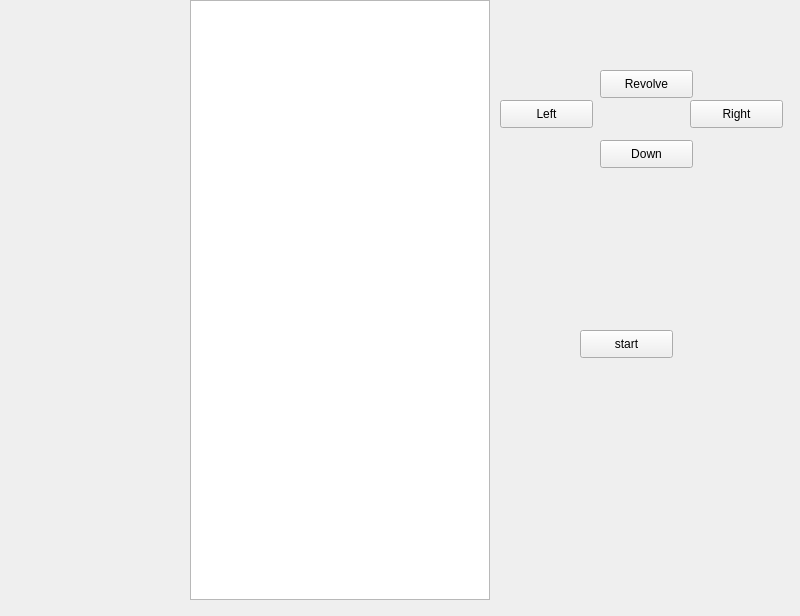
Above: widget.ui from qxsg233/Qt_Tetris_game before the change. Below: the same form after it.
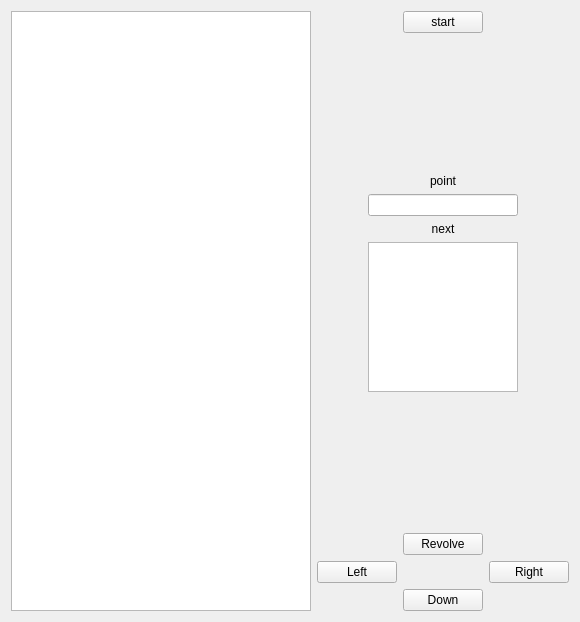
That is the form after the change. Custom widgets are drawn as their Qt base class.

```diff
--- a/widget.ui
+++ b/widget.ui
@@ -6,22 +6,16 @@
    <rect>
     <x>0</x>
     <y>0</y>
-    <width>800</width>
-    <height>616</height>
+    <width>577</width>
+    <height>622</height>
    </rect>
   </property>
   <property name="windowTitle">
    <string>Widget</string>
   </property>
+  <layout class="QGridLayout" name="gridLayout">
+   <item row="0" column="0" rowspan="5">
   <widget class="TetrisTableWidget" name="tableWidget">
-   <property name="geometry">
-    <rect>
-     <x>190</x>
-     <y>0</y>
-     <width>300</width>
-     <height>600</height>
-    </rect>
-   </property>
    <property name="minimumSize">
     <size>
      <width>300</width>
@@ -35,71 +29,145 @@
     </size>
    </property>
   </widget>
-  <widget class="QPushButton" name="pushButton_down">
-   <property name="geometry">
-    <rect>
-     <x>600</x>
-     <y>140</y>
-     <width>93</width>
-     <height>28</height>
-    </rect>
-   </property>
+   </item>
+   <item row="0" column="3">
+    <widget class="QPushButton" name="pushButton_start">
+     <property name="text">
+      <string>start</string>
+     </property>
+    </widget>
+   </item>
+   <item row="1" column="1">
+    <spacer name="horizontalSpacer">
+     <property name="orientation">
+      <enum>Qt::Horizontal</enum>
+     </property>
+     <property name="sizeHint" stdset="0">
+      <size>
+       <width>38</width>
+       <height>20</height>
+      </size>
+     </property>
+    </spacer>
+   </item>
+   <item row="1" column="2" colspan="3">
+    <layout class="QVBoxLayout" name="verticalLayout">
+     <item>
+      <spacer name="verticalSpacer_2">
+       <property name="orientation">
+        <enum>Qt::Vertical</enum>
+       </property>
+       <property name="sizeHint" stdset="0">
+        <size>
+         <width>20</width>
+         <height>40</height>
+        </size>
+       </property>
+      </spacer>
+     </item>
+     <item>
+      <widget class="QLabel" name="label_2">
    <property name="text">
-    <string>Down</string>
-   </property>
-  </widget>
+        <string>point</string>
+       </property>
+       <property name="alignment">
+        <set>Qt::AlignCenter</set>
+       </property>
+      </widget>
+     </item>
+     <item>
+      <widget class="QLineEdit" name="lineEdit_point">
+       <property name="alignment">
+        <set>Qt::AlignCenter</set>
+       </property>
+       <property name="readOnly">
+        <bool>true</bool>
+       </property>
+      </widget>
+     </item>
+     <item>
+      <widget class="QLabel" name="label">
+       <property name="text">
+        <string>next</string>
+       </property>
+       <property name="alignment">
+        <set>Qt::AlignCenter</set>
+       </property>
+      </widget>
+     </item>
+     <item>
+      <widget class="NextBlockTableWidget" name="tableWidget_next">
+       <property name="minimumSize">
+        <size>
+         <width>150</width>
+         <height>150</height>
+        </size>
+       </property>
+       <property name="maximumSize">
+        <size>
+         <width>150</width>
+         <height>150</height>
+        </size>
+       </property>
+      </widget>
+     </item>
+     <item>
+      <spacer name="verticalSpacer">
+       <property name="orientation">
+        <enum>Qt::Vertical</enum>
+       </property>
+       <property name="sizeHint" stdset="0">
+        <size>
+         <width>20</width>
+         <height>40</height>
+        </size>
+       </property>
+      </spacer>
+     </item>
+    </layout>
+   </item>
+   <item row="1" column="5">
+    <spacer name="horizontalSpacer_2">
+     <property name="orientation">
+      <enum>Qt::Horizontal</enum>
+     </property>
+     <property name="sizeHint" stdset="0">
+      <size>
+       <width>38</width>
+       <height>20</height>
+      </size>
+     </property>
+    </spacer>
+   </item>
+   <item row="2" column="3">
   <widget class="QPushButton" name="pushButton_revolve">
-   <property name="geometry">
-    <rect>
-     <x>600</x>
-     <y>70</y>
-     <width>93</width>
-     <height>28</height>
-    </rect>
-   </property>
    <property name="text">
     <string>Revolve</string>
    </property>
   </widget>
+   </item>
+   <item row="3" column="1" colspan="2">
   <widget class="QPushButton" name="pushButton_left">
-   <property name="geometry">
-    <rect>
-     <x>500</x>
-     <y>100</y>
-     <width>93</width>
-     <height>28</height>
-    </rect>
-   </property>
    <property name="text">
     <string>Left</string>
    </property>
   </widget>
+   </item>
+   <item row="3" column="4" colspan="2">
   <widget class="QPushButton" name="pushButton_right">
-   <property name="geometry">
-    <rect>
-     <x>690</x>
-     <y>100</y>
-     <width>93</width>
-     <height>28</height>
-    </rect>
-   </property>
    <property name="text">
     <string>Right</string>
    </property>
   </widget>
-  <widget class="QPushButton" name="pushButton_start">
-   <property name="geometry">
-    <rect>
-     <x>580</x>
-     <y>330</y>
-     <width>93</width>
-     <height>28</height>
-    </rect>
-   </property>
+   </item>
+   <item row="4" column="3">
+    <widget class="QPushButton" name="pushButton_down">
    <property name="text">
-    <string>start</string>
-   </property>
-  </widget>
+      <string>Down</string>
+     </property>
+    </widget>
+   </item>
+  </layout>
  </widget>
  <customwidgets>
   <customwidget>
@@ -107,6 +175,11 @@
    <extends>QTableWidget</extends>
    <header>tetristablewidget.h</header>
   </customwidget>
+  <customwidget>
+   <class>NextBlockTableWidget</class>
+   <extends>QTableWidget</extends>
+   <header>nextblocktablewidget.h</header>
+  </customwidget>
  </customwidgets>
  <resources/>
  <connections/>
```
Left out of the diff: 2 changed lines with no effect on the pictures. Lines whose indentation alone changed are shown as unchanged.
